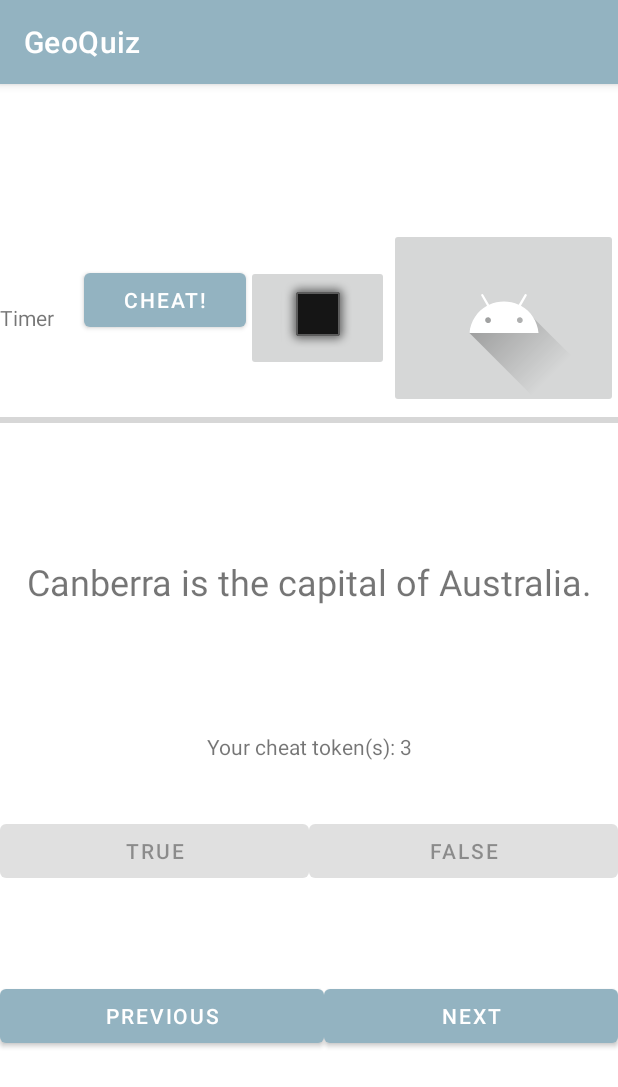
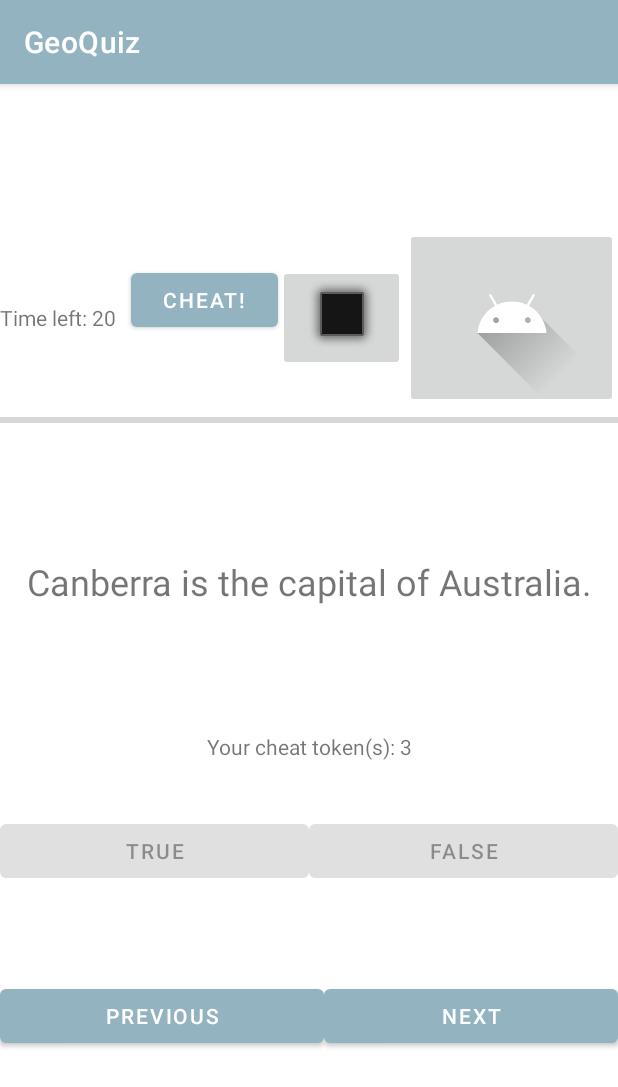
Before and after one commit to cathy624/Jan2024, an Android app: the screen it shows after launch (MainActivity), after a tap on "TRUE", on a phone screen of 412 x 824 dp. Shown: the top 1087 px of the screen. Run offline under Robolectric (Android 15) with nearby library versions, the light colour scheme and no system bars.

Commit message:
gradrd quiz

```diff
--- a/MAD/Solution/GeoQuiz/app/src/main/java/com/pspisey/android/geoquiz/MainActivity.kt
+++ b/MAD/Solution/GeoQuiz/app/src/main/java/com/pspisey/android/geoquiz/MainActivity.kt
@@ -3,6 +3,7 @@ package com.pspisey.android.geoquiz
 import android.app.Activity
 import android.content.Intent
 import android.os.Bundle
+import android.os.CountDownTimer
 import android.util.Log
 import android.view.View
 import android.widget.Toast
@@ -10,6 +11,7 @@ import androidx.activity.result.contract.ActivityResultContracts
 import androidx.activity.viewModels
 import androidx.appcompat.app.AppCompatActivity
 import com.pspisey.android.geoquiz.databinding.ActivityMainBinding
+import kotlin.math.roundToInt
 
 private const val TAG = "MainActivity"
 
@@ -20,6 +22,7 @@ class MainActivity : AppCompatActivity() {
     private val quizViewModel: QuizViewModel by viewModels()
     private val resultViewModel: ResultViewModel by viewModels()
 
+    private lateinit var countDownTimer: CountDownTimer
     private val cheatLauncher = registerForActivityResult(
         ActivityResultContracts.StartActivityForResult()
     ) { result ->
@@ -119,6 +122,24 @@ class MainActivity : AppCompatActivity() {
         } else {
             enableAnswerButtons()
         }
+        // Cancel the current timer (if it's running)
+        if(this::countDownTimer.isInitialized) {
+            countDownTimer.cancel()
+        }
+        // Start a new timer for the current question
+        countDownTimer = object : CountDownTimer(30000, 1000) { // 30 seconds timer
+            override fun onTick(millisUntilFinished: Long) {
+                // Update the UI with the remaining time
+                binding.timer.text = "Time left: ${millisUntilFinished / 1000}"
+            }
+
+            override fun onFinish() {
+                // Time is up for the current question, show a message and move to the next question
+                Toast.makeText(this@MainActivity, "Time's up for this question!", Toast.LENGTH_SHORT).show()
+                quizViewModel.moveToNext()
+                updateQuestion()
+            }
+        }.start()
     }
     fun checkAnswer(userAnswer: Boolean) {
         if (quizViewModel.answeredQuestions[quizViewModel.currentIndex]) {
@@ -128,12 +149,12 @@ class MainActivity : AppCompatActivity() {
         val messageResId = when {
             quizViewModel.isCheater -> R.string.judgment_toast
             userAnswer == correctAnswer -> {
-                quizViewModel.totalScore =+ 1
+                quizViewModel.totalScore++
                 R.string.correct_toast
             }
             else -> R.string.incorrect_toast
         }
-        quizViewModel.totalAnsweredQuestions += 1
+        quizViewModel.totalAnsweredQuestions++
         quizViewModel.answeredQuestions[quizViewModel.currentIndex] = true
         Toast.makeText(this, messageResId, Toast.LENGTH_SHORT).show()
 
@@ -144,6 +165,8 @@ class MainActivity : AppCompatActivity() {
             // All questions have been answered, launch ResultSummaryActivity
             val intent = Intent(this, ResultSummaryActivity::class.java)
             startActivity(intent)
+            val score = quizViewModel.totalScore.toFloat().div(quizViewModel.totalAnsweredQuestions).times(100).roundToInt()
+            Toast.makeText(this, "Your score $score %", Toast.LENGTH_SHORT).show()
         }
     }
     private fun disableAnswerButtons() {
--- a/MAD/Solution/GeoQuiz/app/src/main/java/com/pspisey/android/geoquiz/QuizViewModel.kt
+++ b/MAD/Solution/GeoQuiz/app/src/main/java/com/pspisey/android/geoquiz/QuizViewModel.kt
@@ -85,14 +85,14 @@ class QuizViewModel(private val savedStateHandle: SavedStateHandle) : ViewModel(
         }
     }
 
-   /*fun checkAnswer(userAnswer: Boolean, context: Context){
+   /*fun checkAnswer(userAnswer: Boolean){
        val correctAnswer = currentQuestionAnswer
        val messageRedId = when {
            isCheater -> "Cheating is wrong!" //will need to change
            userAnswer == correctAnswer -> "You are right! Well done~"
            else -> "Wrong Answer~"
        }
-       Toast.makeText(context, messageRedId, Toast.LENGTH_SHORT).show()
+       Toast.makeText(this, messageRedId, Toast.LENGTH_SHORT).show()
 
        questionBank[currentIndex].userAnswer = userAnswer
        currentAnswers++
@@ -108,16 +108,11 @@ class QuizViewModel(private val savedStateHandle: SavedStateHandle) : ViewModel(
 
     fun moveToNext() {
         currentIndex = (currentIndex + 1) % questionBank.size
-        if (currentIndex == 0) //optional
-            reset() ////optional
     }
     fun backToPrev() {
         currentIndex = (currentIndex - 1) % questionBank.size
         if (currentIndex < 0)
             currentIndex += questionBank.size
-        if (currentIndex == 0) //optional
-            reset() ////optional
-        currentIndex
     }
     fun reset() {
         currentIndex = 0
@@ -130,3 +125,7 @@ class QuizViewModel(private val savedStateHandle: SavedStateHandle) : ViewModel(
     }
 
 }
+/*if (currentIndex == 0) //optional
+            reset() ////optional
+        currentIndex
+        */
--- a/MAD/Solution/GeoQuiz/app/src/main/res/layout/activity_main.xml
+++ b/MAD/Solution/GeoQuiz/app/src/main/res/layout/activity_main.xml
@@ -18,7 +18,7 @@
             android:layout_height="wrap_content"
             android:layout_gravity="center"
             android:layout_weight="1"
-            android:text="Timer" />
+            android:text="" />
 
         <Button
             android:id="@+id/cheat_button"
```
